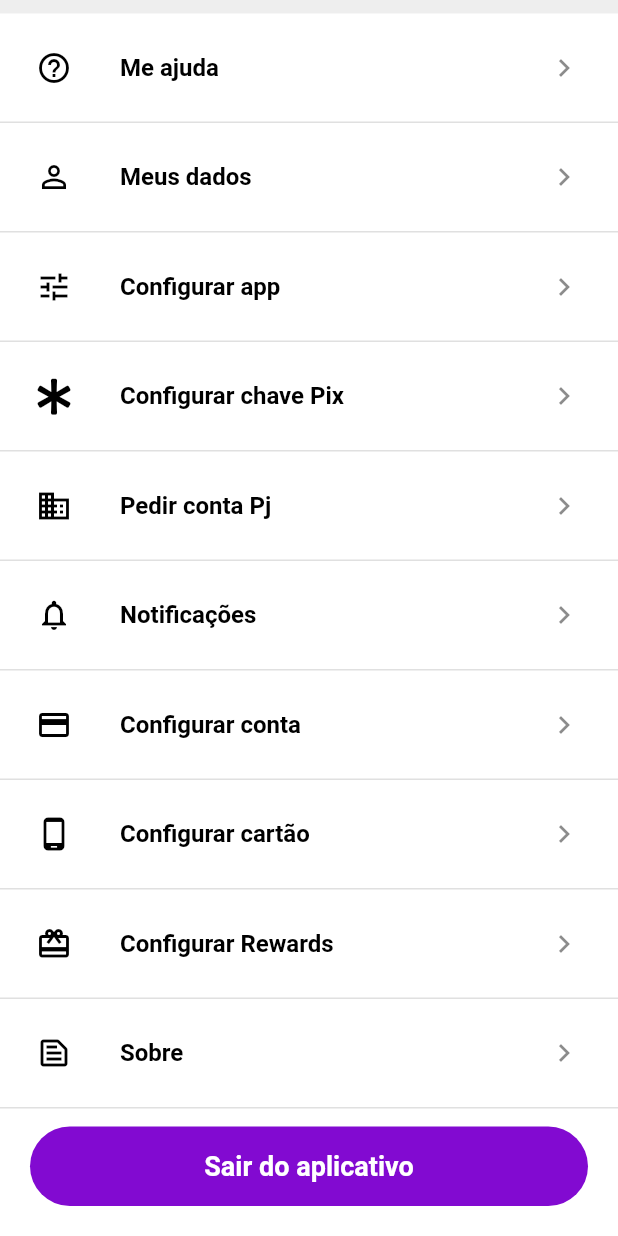
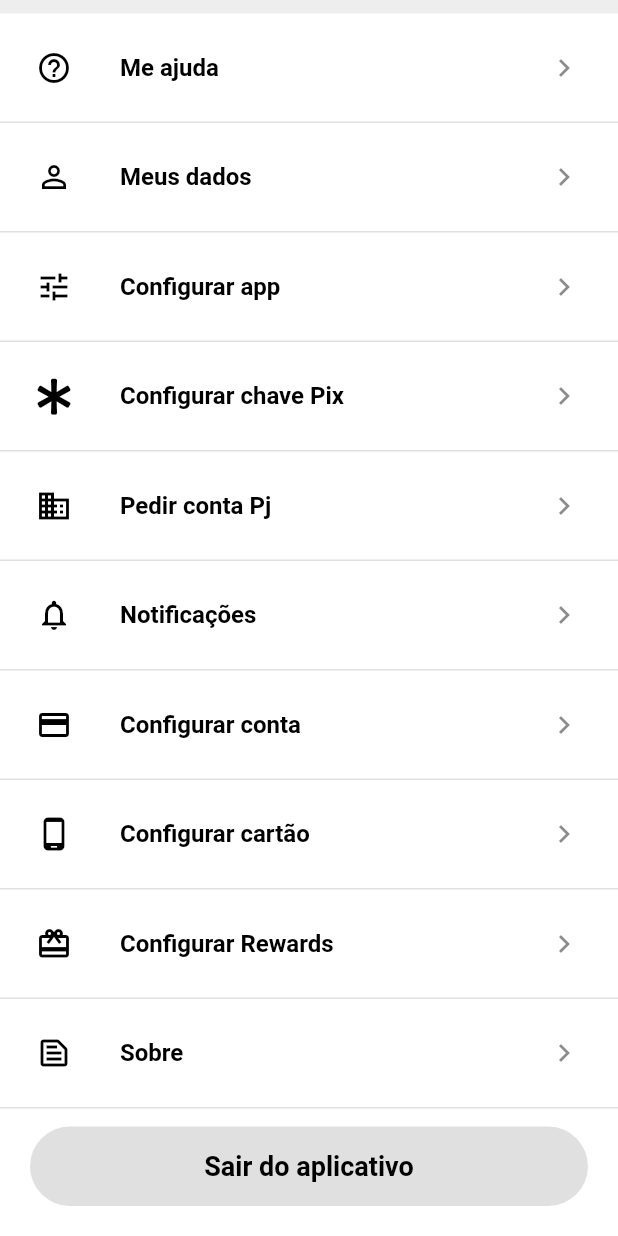
Before and after one commit to Eduardo-Tanaka/Nubank-flutter, a Flutter app: the PerfilPage screen opened directly, scrolled down 193 dp, on a phone screen of 412 x 824 dp. Run offline on Flutter 3.47's test engine with Material 2 defaults, Android fonts, the phone set to English and light mode, and no system bars; our stand-ins replace contacts_service, flutter_masked_text2, font_awesome_flutter, google_fonts, permission_handler, share_plus; missing offline and left inert: qr_code_scanner.

Commit message:
ajuste widget button nu

```diff
--- a/lib/shared/widgets/button_nu/button_nu_widget.dart
+++ b/lib/shared/widgets/button_nu/button_nu_widget.dart
@@ -1,16 +1,21 @@
 import 'package:flutter/material.dart';
+
 import 'package:nubank/shared/themes/app_colors.dart';
 
 class ButtonNuWidget extends StatelessWidget {
   final String text;
   final VoidCallback onPressed;
   final double padding;
+  final Color? color;
+  final Color? textColor;
 
   const ButtonNuWidget({
     Key? key,
     required this.text,
     required this.onPressed,
     this.padding = 16,
+    this.color,
+    this.textColor,
   }) : super(key: key);
 
   @override
@@ -23,7 +28,7 @@ class ButtonNuWidget extends StatelessWidget {
           Text(
             text,
             style: TextStyle(
-              color: Colors.white,
+              color: textColor ?? Colors.white,
               fontWeight: FontWeight.w600,
               fontSize: 18,
             ),
@@ -31,7 +36,7 @@ class ButtonNuWidget extends StatelessWidget {
         ],
       ),
       style: TextButton.styleFrom(
-        backgroundColor: AppColors.background,
+        backgroundColor: color ?? AppColors.primary,
         padding: EdgeInsets.all(padding),
         shape: const RoundedRectangleBorder(
           borderRadius: BorderRadius.all(
```
